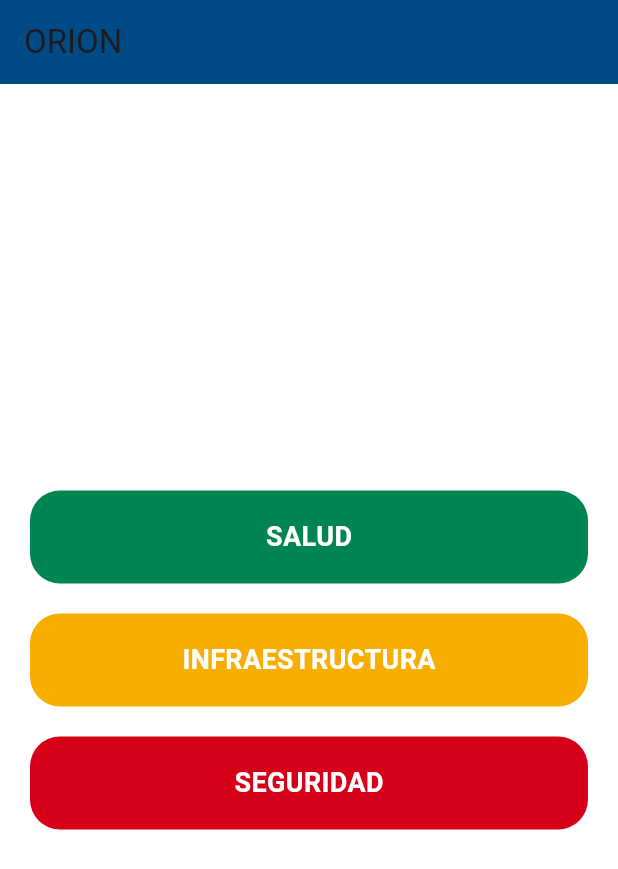
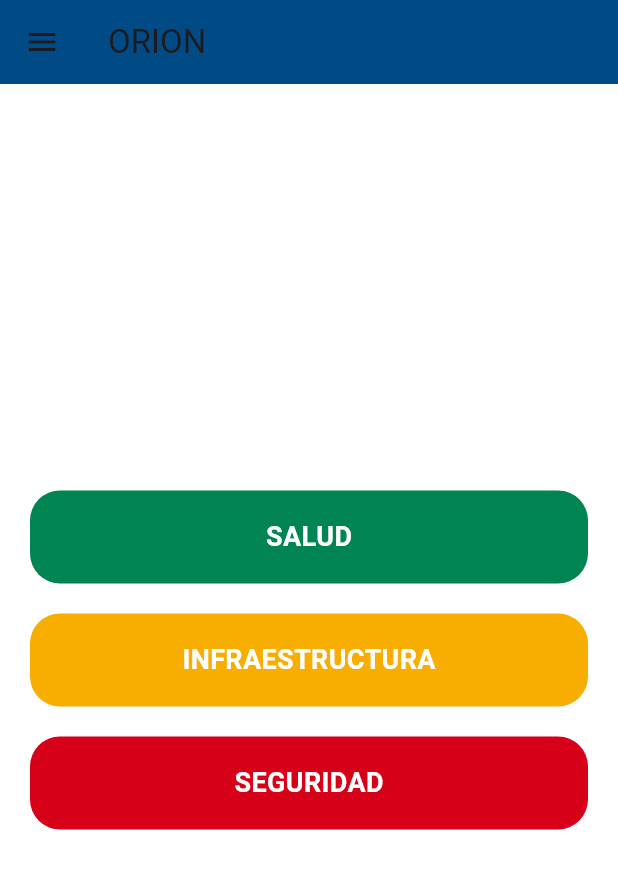
Before and after one commit to gman522/orion_front, a Flutter app: the screen it shows after launch, after a tap on "Entrar", on a phone screen of 412 x 824 dp. Shown: the top 869 px of the screen. Run offline on Flutter 3.47's test engine with Material 3 defaults, Android fonts, the light colour scheme and no system bars.

Commit message:
actualizacion a la ventana principal

```diff
--- a/lib/screens/category_screen.dart
+++ /dev/null
@@ -1,53 +0,0 @@
-import 'package:flutter/material.dart';
-import '../theme/app_colors.dart';
-
-class CategoryScreen extends StatelessWidget {
-  const CategoryScreen({super.key});
-
-  @override
-  Widget build(BuildContext context) {
-    return Scaffold(
-      backgroundColor: Colors.white,
-
-      appBar: AppBar(
-        backgroundColor: AppColors.azul,
-        title: const Text('ORION'),
-      ),
-
-      body: Padding(
-        padding: const EdgeInsets.all(20),
-        child: Column(
-          mainAxisAlignment: MainAxisAlignment.center,
-          children: [
-            _buildButton('SALUD', AppColors.verde),
-            const SizedBox(height: 20),
-            _buildButton('INFRAESTRUCTURA', AppColors.amarillo),
-            const SizedBox(height: 20),
-            _buildButton('SEGURIDAD', AppColors.rojo),
-          ],
-        ),
-      ),
-    );
-  }
-
-  Widget _buildButton(String text, Color color) {
-    return Container(
-      width: double.infinity,
-      padding: const EdgeInsets.symmetric(vertical: 18),
-      decoration: BoxDecoration(
-        color: color,
-        borderRadius: BorderRadius.circular(20),
-      ),
-      child: Center(
-        child: Text(
-          text,
-          style: const TextStyle(
-            color: Colors.white,
-            fontSize: 18,
-            fontWeight: FontWeight.bold,
-          ),
-        ),
-      ),
-    );
-  }
-}
--- /dev/null
+++ b/lib/screens/home_screen.dart
@@ -0,0 +1,102 @@
+import 'package:flutter/material.dart';
+import '../theme/app_colors.dart';
+
+class HomeScreen extends StatelessWidget {
+  const HomeScreen({super.key});
+
+  @override
+  Widget build(BuildContext context) {
+    return Scaffold(
+      backgroundColor: Colors.white,
+
+      appBar: AppBar(
+        backgroundColor: AppColors.azul,
+        title: const Text('ORION'),
+      ),
+
+      drawer: Drawer(
+        child: ListView(
+          padding: EdgeInsets.zero,
+          children: [
+
+            const DrawerHeader(
+              decoration: BoxDecoration(
+                color: AppColors.azul,
+              ),
+
+              child: Text(
+                "MENU",
+                style: TextStyle(
+                  color: Colors.white,
+                  fontSize: 24,
+                  fontWeight: FontWeight.bold,
+                ),
+              ),
+            ),
+
+            ListTile(
+              leading: const Icon(Icons.home),
+              title: const Text("inicio"),
+              onTap: () {
+                Navigator.pop(context);
+              },
+            ),
+
+            ListTile(
+              leading: const Icon(Icons.history),
+              title: const Text("historial (desarrollo)"),
+              onTap: () {
+                Navigator.pop(context);
+              },
+            ),
+
+            ListTile(
+              leading: const Icon(Icons.settings),
+              title: const Text("configuracion (desarrollo)"),
+              onTap: () {
+                Navigator.pop(context);
+              },
+            ),
+
+          ],
+        ),
+      ),
+
+
+      body: Padding(
+        padding: const EdgeInsets.all(20),
+        child: Column(
+          mainAxisAlignment: MainAxisAlignment.center,
+          children: [
+            _buildButton('SALUD', AppColors.verde),
+            const SizedBox(height: 20),
+            _buildButton('INFRAESTRUCTURA', AppColors.amarillo),
+            const SizedBox(height: 20),
+            _buildButton('SEGURIDAD', AppColors.rojo),
+          ],
+        ),
+      ),
+    );
+  }
+
+  Widget _buildButton(String text, Color color) {
+    return Container(
+      width: double.infinity,
+      padding: const EdgeInsets.symmetric(vertical: 18),
+      decoration: BoxDecoration(
+        color: color,
+        borderRadius: BorderRadius.circular(20),
+      ),
+      child: Center(
+        child: Text(
+          text,
+          style: const TextStyle(
+            color: Colors.white,
+            fontSize: 18,
+            fontWeight: FontWeight.bold,
+          ),
+        ),
+      ),
+    );
+  }
+}
--- a/lib/screens/login_screen.dart
+++ b/lib/screens/login_screen.dart
@@ -1,6 +1,6 @@
 import 'package:flutter/material.dart';
 import '../theme/app_colors.dart';
-import 'category_screen.dart';
+import 'home_screen.dart';
 
 class LoginScreen extends StatelessWidget {
   const LoginScreen({super.key});
@@ -30,7 +30,7 @@ class LoginScreen extends StatelessWidget {
                 Navigator.pushReplacement(
                   context,
                   MaterialPageRoute(
-                    builder: (context) => const CategoryScreen(),
+                    builder: (context) => const HomeScreen(),
                   ),
                 );
               },
```
